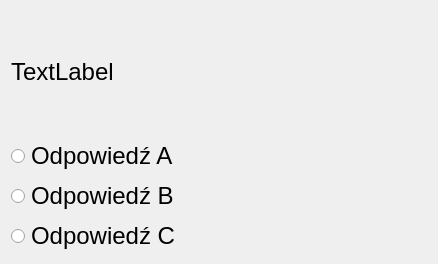
ppkt/EngineerExam, file questionwidget.ui: the form before one commit.
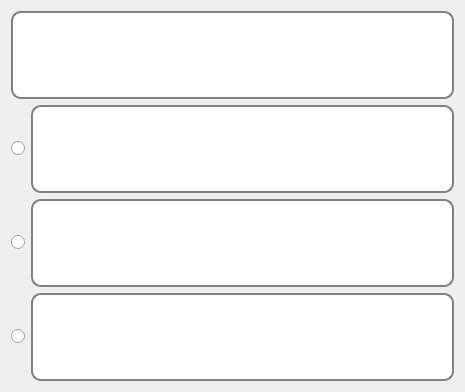
The form after the commit.

The edit to the form file:
```diff
--- a/questionwidget.ui
+++ b/questionwidget.ui
@@ -6,29 +6,32 @@
    <rect>
     <x>0</x>
     <y>0</y>
-    <width>438</width>
-    <height>264</height>
+    <width>465</width>
+    <height>374</height>
    </rect>
   </property>
   <property name="windowTitle">
    <string>Form</string>
   </property>
-  <layout class="QVBoxLayout" name="verticalLayout_2">
-   <item>
-    <widget class="QLabel" name="question">
-     <property name="font">
-      <font>
-       <pointsize>18</pointsize>
-      </font>
+  <layout class="QGridLayout" name="gridLayout_2">
+   <item row="0" column="0">
+    <widget class="QPlainTextEdit" name="text">
+     <property name="styleSheet">
+      <string notr="true">QPlainTextEdit {
+	border:  2px solid grey;
+	border-radius: 10px;
+	padding: 0 8px;
+	background: white;
+}</string>
      </property>
-     <property name="text">
-      <string>TextLabel</string>
+     <property name="readOnly">
+      <bool>true</bool>
      </property>
     </widget>
    </item>
-   <item>
-    <layout class="QVBoxLayout" name="verticalLayout">
-     <item>
+   <item row="1" column="0">
+    <layout class="QGridLayout" name="gridLayout">
+     <item row="0" column="0">
       <widget class="QRadioButton" name="A">
        <property name="font">
         <font>
@@ -36,11 +39,11 @@
         </font>
        </property>
        <property name="text">
-        <string>Odpowiedź A</string>
+        <string/>
        </property>
       </widget>
      </item>
-     <item>
+     <item row="1" column="0">
       <widget class="QRadioButton" name="B">
        <property name="font">
         <font>
@@ -48,11 +51,11 @@
         </font>
        </property>
        <property name="text">
-        <string>Odpowiedź B</string>
+        <string/>
        </property>
       </widget>
      </item>
-     <item>
+     <item row="2" column="0">
       <widget class="QRadioButton" name="C">
        <property name="font">
         <font>
@@ -60,7 +63,52 @@
         </font>
        </property>
        <property name="text">
-        <string>Odpowiedź C</string>
+        <string/>
+       </property>
+      </widget>
+     </item>
+     <item row="0" column="1">
+      <widget class="QPlainTextEdit" name="ALabel">
+       <property name="styleSheet">
+        <string notr="true">QPlainTextEdit {
+	border:  2px solid grey;
+	border-radius: 10px;
+	padding: 0 8px;
+	background: white;
+}</string>
+       </property>
+       <property name="readOnly">
+        <bool>true</bool>
+       </property>
+      </widget>
+     </item>
+     <item row="1" column="1">
+      <widget class="QPlainTextEdit" name="BLabel">
+       <property name="styleSheet">
+        <string notr="true">QPlainTextEdit {
+	border:  2px solid grey;
+	border-radius: 10px;
+	padding: 0 8px;
+	background: white;
+}</string>
+       </property>
+       <property name="readOnly">
+        <bool>true</bool>
+       </property>
+      </widget>
+     </item>
+     <item row="2" column="1">
+      <widget class="QPlainTextEdit" name="CLabel">
+       <property name="styleSheet">
+        <string notr="true">QPlainTextEdit {
+	border:  2px solid grey;
+	border-radius: 10px;
+	padding: 0 8px;
+	background: white;
+}</string>
+       </property>
+       <property name="readOnly">
+        <bool>true</bool>
        </property>
       </widget>
      </item>
```
